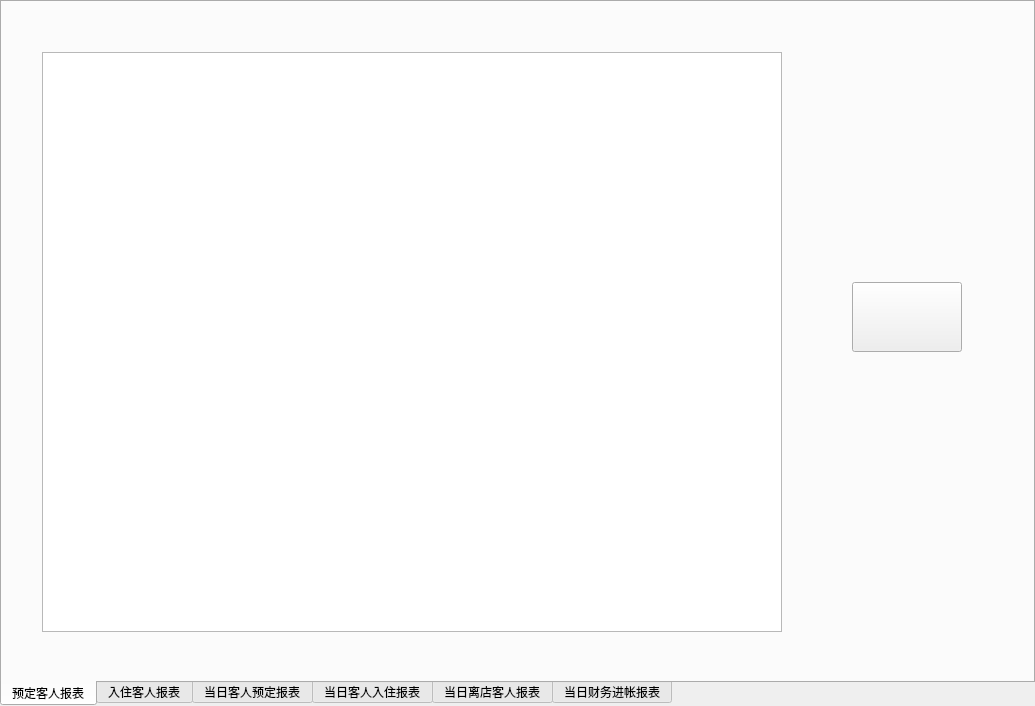
st2eam/-Rookie-mutual-carry, file Hotel_management_System/report_management.ui: the form before one commit.
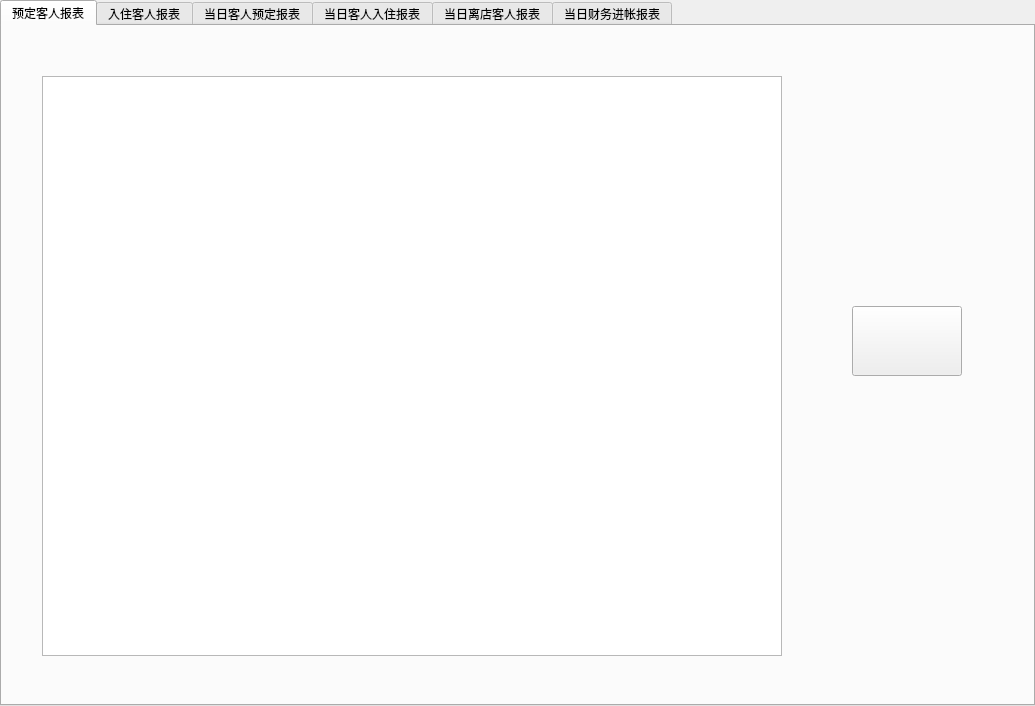
The form after the commit.

Patch:
```diff
--- a/Hotel_management_System/report_management.ui
+++ b/Hotel_management_System/report_management.ui
@@ -23,7 +23,7 @@
     </rect>
    </property>
    <property name="tabPosition">
-    <enum>QTabWidget::South</enum>
+    <enum>QTabWidget::North</enum>
    </property>
    <property name="tabShape">
     <enum>QTabWidget::Rounded</enum>
```
